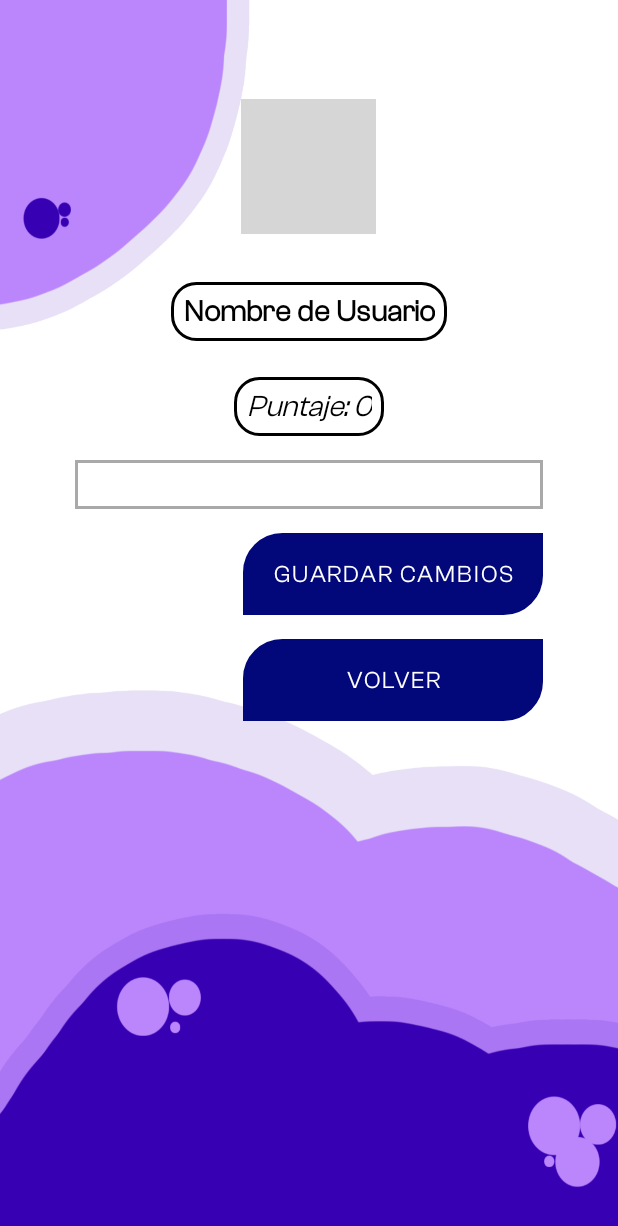
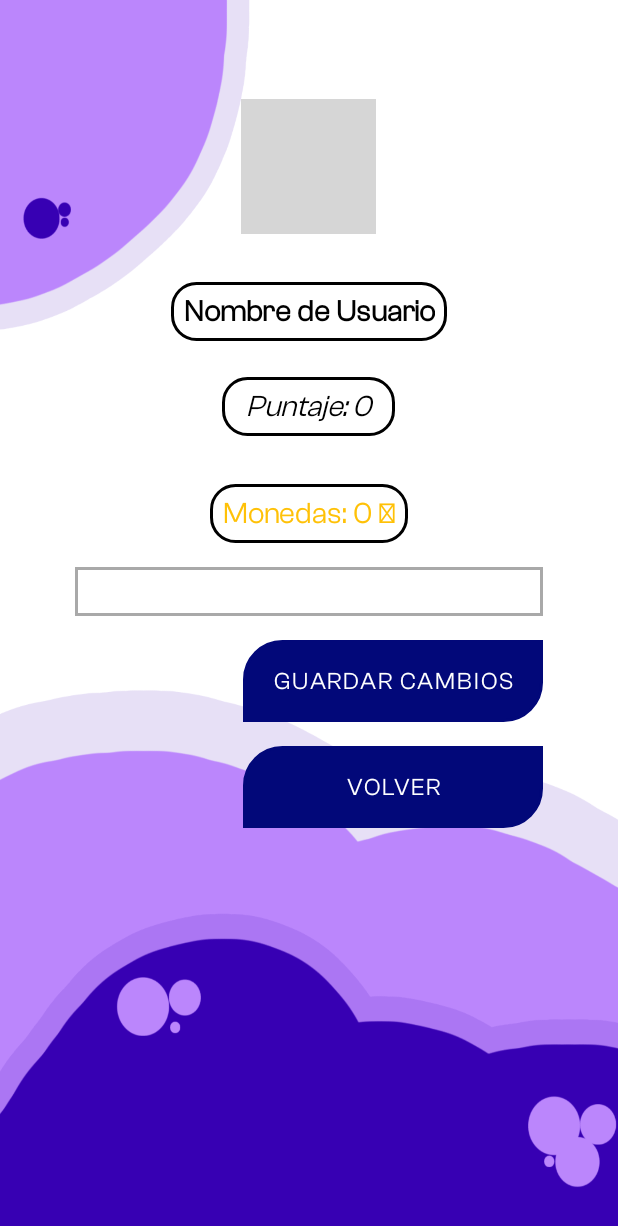
Before and after one commit to Gabim23/CodeLingo, an Android app: the UserProfileActivity screen opened directly, with no data from a screen before it, on a phone screen of 412 x 824 dp. Shown: the top 1226 px of the screen. Run offline under Robolectric (Android 15) with nearby library versions, the phone set to English and light mode, and no system bars; 1 statement that could not run was skipped; grey boxes are pictures that could not be loaded.

Commit message:
Mostrar Monedas en el Perfil de Usuario

```diff
--- a/app/src/main/java/com/example/codelingo/TestLevelActivity.java
+++ b/app/src/main/java/com/example/codelingo/TestLevelActivity.java
@@ -6,7 +6,6 @@ import android.os.Handler;
 import android.view.View;
 import android.widget.Button;
 import android.widget.TextView;
-
 import androidx.appcompat.app.AppCompatActivity;
 
 public class TestLevelActivity extends AppCompatActivity {
--- a/app/src/main/res/layout/activity_user_profile.xml
+++ b/app/src/main/res/layout/activity_user_profile.xml
@@ -41,13 +41,28 @@
 
     <TextView
         android:id="@+id/user_score"
+        android:layout_width="115dp"
+        android:layout_height="wrap_content"
+        android:layout_gravity="center"
+        android:layout_marginTop="16dp"
+        android:layout_marginBottom="16dp"
+        android:background="@drawable/rounded_border"
+        android:gravity="center_horizontal"
+        android:padding="8dp"
+        android:text="Puntaje: 0"
+        android:textColor="#000000"
+        android:textSize="20sp"
+        android:textStyle="italic"
+        android:visibility="visible" />
+
+    <TextView
+        android:id="@+id/user_coins"
         android:layout_width="wrap_content"
         android:layout_height="wrap_content"
         android:layout_marginTop="16dp"
-        android:text="Puntaje: 0"
+        android:text="Monedas: 0 🪙"
         android:textSize="20sp"
-        android:textColor="#000000"
-        android:textStyle="italic"
+        android:textColor="#FFC107"
         android:gravity="center_horizontal"
         android:layout_gravity="center"
         android:layout_marginBottom="16dp"
```
Also changed, not shown: app/src/main/java/com/example/codelingo/UserProfileActivity.java (+30 -5 lines). Lines whose indentation alone changed are shown as unchanged.
